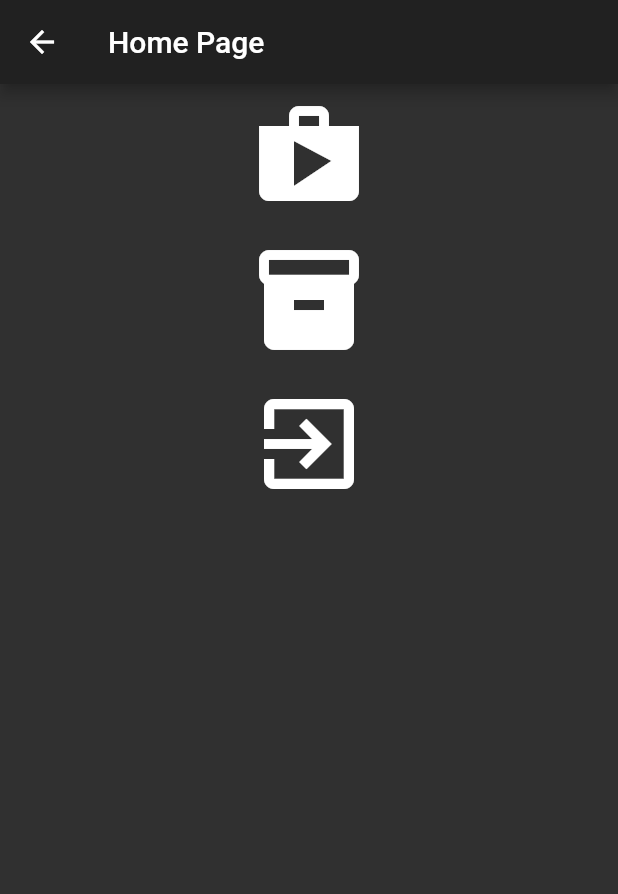
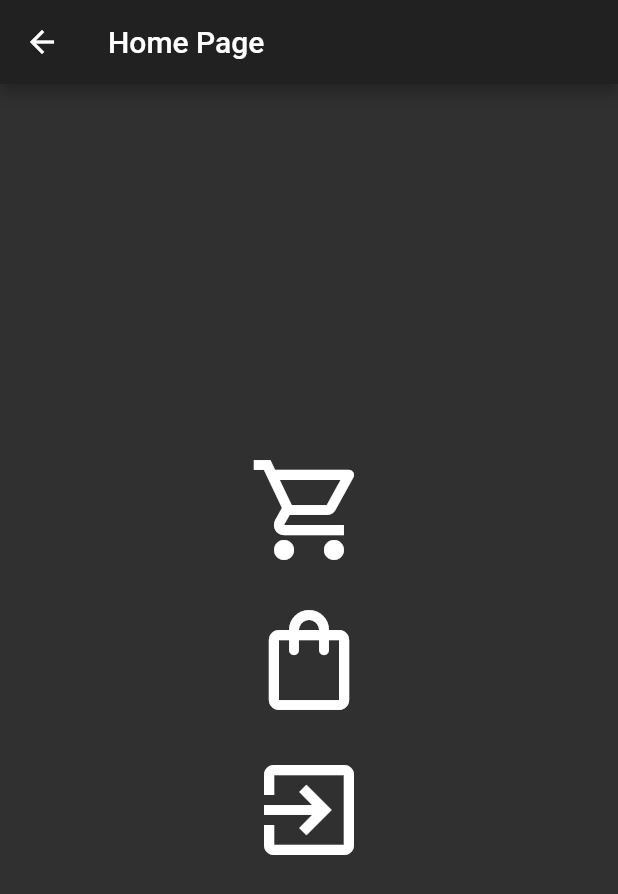
Before and after one commit to joaohudson/shop-app-flutter, a Flutter app: the HomePage screen opened directly, on a phone screen of 412 x 824 dp. Shown: the top 894 px of the screen. Run offline on Flutter 3.47's test engine with Material 2 defaults, Android fonts, the phone set to English and light mode, and no system bars.

Commit message:
corrigindo home

```diff
--- a/lib/screens/home-page.dart
+++ b/lib/screens/home-page.dart
@@ -12,29 +12,36 @@ class HomePage extends StatelessWidget {
       ),
       body: Center(
         child: Column(
+          mainAxisAlignment: MainAxisAlignment.center,
           crossAxisAlignment: CrossAxisAlignment.center,
           children: [
             IconButton(
+              tooltip: 'Loja',
+              padding: EdgeInsets.symmetric(vertical: 10),
               onPressed: () {
                 Navigator.push(
                   context,
                   MaterialPageRoute(builder: (context) => ProductPage()),
                 );
               },
-              icon: Icon(Icons.shop),
+              icon: Icon(Icons.shopping_cart_outlined),
               iconSize: iconSize,
             ),
             IconButton(
+              tooltip: 'Inventário',
+              padding: EdgeInsets.symmetric(vertical: 10),
               onPressed: () {
                 Navigator.push(
                   context,
                   MaterialPageRoute(builder: (context) => InvetoryPage()),
                 );
               },
-              icon: Icon(Icons.inventory),
+              icon: Icon(Icons.shopping_bag_outlined),
               iconSize: iconSize,
             ),
             IconButton(
+              tooltip: 'Voltar',
+              padding: EdgeInsets.symmetric(vertical: 10),
               onPressed: () {
                 Navigator.push(
                   context,
```
